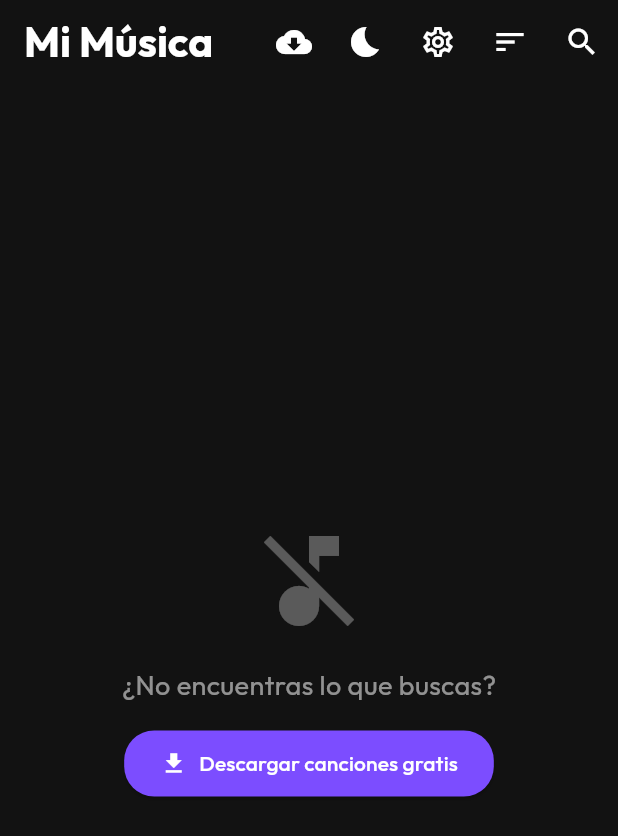
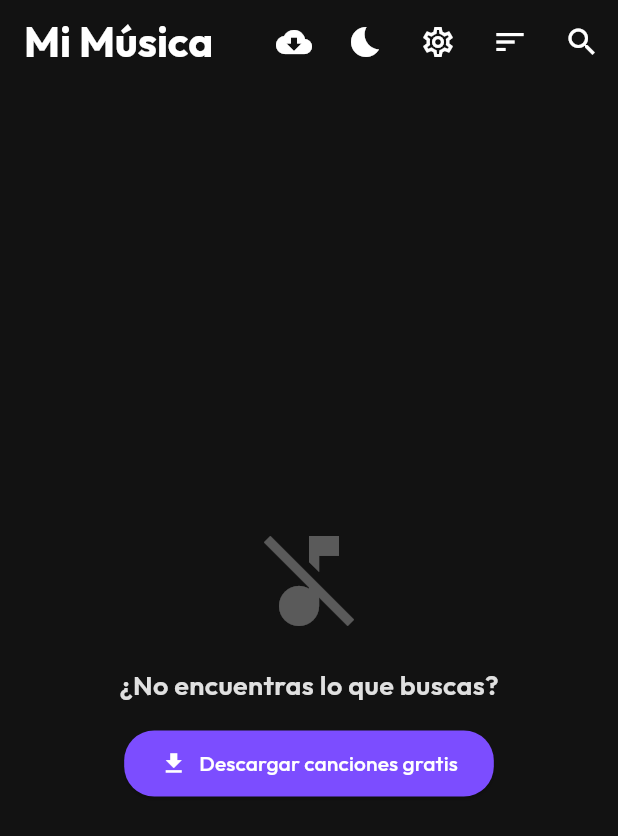
Before and after one commit to AngelGuevara04/NovaMusic, a Flutter app: the screen it shows after launch, after a tap on "Entrar como Invitado", on a phone screen of 412 x 824 dp. Shown: the top 836 px of the screen. Run offline on Flutter 3.47's test engine with Material 3 defaults, Android fonts, the phone set to English and light mode, and no system bars; our stand-ins replace audio_video_progress_bar, flutter_local_notifications, google_fonts, just_audio, just_audio_background, on_audio_query and 3 more; missing offline and left inert: audio_session, ffmpeg_kit_flutter_audio, media_scanner, receive_sharing_intent, youtube_explode_dart; accounts and stored records are empty; network calls fail.

Commit message:
Update playback immediately when removing playing song, and maximize UI/notification contrast across the app v17

```diff
--- a/lib/main.dart
+++ b/lib/main.dart
@@ -70,6 +70,17 @@ class MyApp extends StatelessWidget {
           elevation: 0,
           iconTheme: IconThemeData(color: Colors.white),
         ),
+        snackBarTheme: const SnackBarThemeData(
+          backgroundColor: Color(0xFF262626),
+          contentTextStyle: TextStyle(color: Colors.white, fontSize: 14, fontWeight: FontWeight.w600),
+          actionTextColor: Color(0xFFB388FF),
+          behavior: SnackBarBehavior.floating,
+        ),
+        dialogTheme: const DialogTheme(
+          backgroundColor: Color(0xFF1E1E1E),
+          titleTextStyle: TextStyle(color: Colors.white, fontSize: 19, fontWeight: FontWeight.bold),
+          contentTextStyle: TextStyle(color: Color(0xFFEEEEEE), fontSize: 15),
+        ),
       ),
       home: initialUser != null && initialUser!.isNotEmpty ? const HomeScreen() : const LoginScreen(),
     );
--- a/lib/screens/hidden_songs_screen.dart
+++ b/lib/screens/hidden_songs_screen.dart
@@ -47,7 +47,7 @@ class HiddenSongsScreen extends StatelessWidget {
                   SizedBox(height: 16),
                   Text(
                     'No hay canciones ocultas',
-                    style: TextStyle(color: Colors.white54, fontSize: 18),
+                    style: TextStyle(color: Color(0xFFE0E0E0), fontSize: 18, fontWeight: FontWeight.w600),
                   ),
                 ],
               ),
@@ -79,7 +79,7 @@ class HiddenSongsScreen extends StatelessWidget {
                   song.artist ?? "Artista desconocido",
                   maxLines: 1,
                   overflow: TextOverflow.ellipsis,
-                  style: const TextStyle(color: Colors.white54, fontSize: 12),
+                  style: const TextStyle(color: Color(0xFFCCCCCC), fontSize: 13),
                 ),
                 trailing: IconButton(
                   icon: const Icon(Icons.restore, color: Colors.deepPurpleAccent),
--- a/lib/screens/home_screen.dart
+++ b/lib/screens/home_screen.dart
@@ -87,7 +87,7 @@ class _HomeScreenState extends State<HomeScreen> {
                 style: const TextStyle(color: Colors.white),
                 decoration: const InputDecoration(
                   hintText: 'Buscar canción...',
-                  hintStyle: TextStyle(color: Colors.white54),
+                  hintStyle: const TextStyle(color: Colors.white70),
                   border: InputBorder.none,
                 ),
                 onChanged: (value) {
@@ -227,7 +227,7 @@ class _HomeScreenState extends State<HomeScreen> {
                   const SizedBox(height: 16),
                   const Text(
                     '¿No encuentras lo que buscas?',
-                    style: TextStyle(color: Colors.white54, fontSize: 18),
+                    style: TextStyle(color: Color(0xFFE0E0E0), fontSize: 18, fontWeight: FontWeight.w600),
                   ),
                   const SizedBox(height: 16),
                   ElevatedButton.icon(
@@ -261,15 +261,15 @@ class _HomeScreenState extends State<HomeScreen> {
                     Text(
                       '${audioProvider.songs.length} Canciones',
                       style: const TextStyle(
-                        color: Colors.white54,
+                        color: Color(0xFFCCCCCC),
                         fontSize: 14,
-                        fontWeight: FontWeight.w500,
+                        fontWeight: FontWeight.w600,
                       ),
                     ),
                     IconButton(
                       icon: Icon(
                         audioProvider.isShuffle ? Icons.shuffle_on_outlined : Icons.shuffle,
-                        color: audioProvider.isShuffle ? Theme.of(context).primaryColor : Colors.white54,
+                        color: audioProvider.isShuffle ? Theme.of(context).primaryColor : Colors.white70,
                       ),
                       onPressed: () {
                         audioProvider.toggleShuffle();
@@ -398,8 +398,9 @@ class MiniPlayer extends StatelessWidget {
                         maxLines: 1,
                         overflow: TextOverflow.ellipsis,
                         style: const TextStyle(
-                          color: Colors.white54,
-                          fontSize: 12,
+                          color: Color(0xFFCCCCCC),
+                          fontSize: 13,
+                          fontWeight: FontWeight.w500,
                         ),
                       ),
                     ],
--- a/lib/screens/login_screen.dart
+++ b/lib/screens/login_screen.dart
@@ -98,13 +98,15 @@ class _LoginScreenState extends State<LoginScreen> {
               const SizedBox(height: 8),
               const Text(
                 'Ingresa un nombre de usuario único',
-                style: TextStyle(color: Colors.white54),
+                style: TextStyle(color: Color(0xFFDDDDDD), fontSize: 14),
               ),
               const SizedBox(height: 32),
               TextField(
                 controller: _userController,
+                style: const TextStyle(color: Colors.white),
                 decoration: InputDecoration(
                   hintText: 'Ej. angel123',
+                  hintStyle: const TextStyle(color: Colors.white70),
                   filled: true,
                   fillColor: const Color(0xFF2C2C2C),
                   border: OutlineInputBorder(
--- a/lib/services/updater_service.dart
+++ b/lib/services/updater_service.dart
@@ -22,7 +22,7 @@ class ReleaseInfo {
 }
 
 class UpdaterService {
-  static const String currentVersion = '1.0.0+16';
+  static const String currentVersion = '1.0.0+17';
   static const String repoOwner = 'AngelGuevara04';
   static const String repoName = 'NovaMusic';
   static const MethodChannel _channel = MethodChannel('com.ajgm1.music/updater');
--- a/pubspec.yaml
+++ b/pubspec.yaml
@@ -16,7 +16,7 @@ publish_to: 'none' # Remove this line if you wish to publish to pub.dev
 # https://developer.apple.com/library/archive/documentation/General/Reference/InfoPlistKeyReference/Articles/CoreFoundationKeys.html
 # In Windows, build-name is used as the major, minor, and patch parts
 # of the product and file versions while build-number is used as the build suffix.
-version: 1.0.0+16
+version: 1.0.0+17
 
 environment:
   sdk: ^3.12.2
```
Also changed, not shown: lib/providers/audio_provider.dart (+56 -6 lines), lib/screens/downloader_screen.dart (+4 -4 lines), lib/screens/player_screen.dart (+8 -7 lines), lib/screens/settings_screen.dart (+8 -7 lines), lib/widgets/song_tile.dart (+47 -21 lines).
